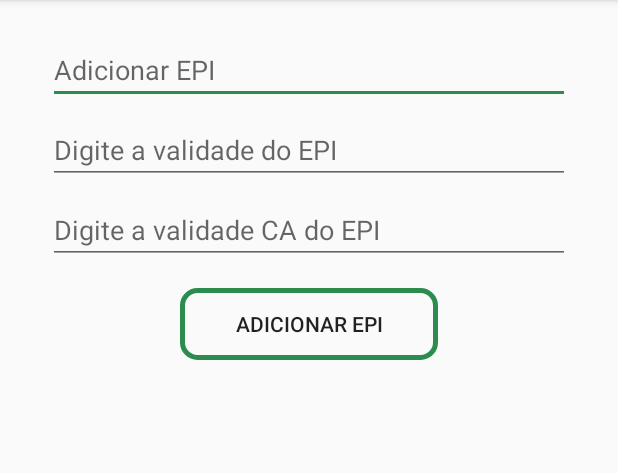
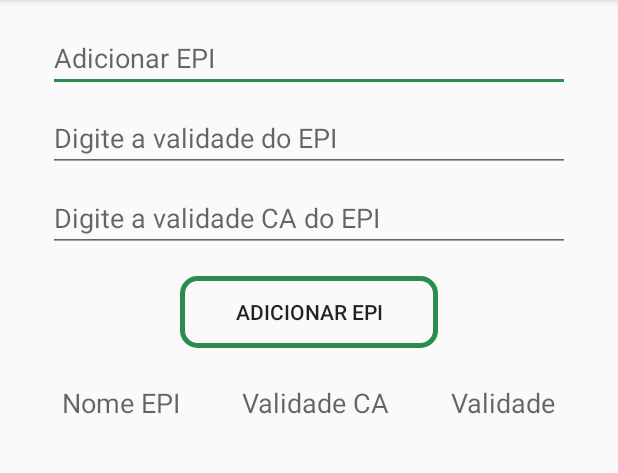
Before and after one commit to n-a-sistemas/ProjetoMobileTST, an Android app: the EpiActivity screen opened directly, with no data from a screen before it, on a phone screen of 412 x 824 dp, the part 84-557 px from its top. Run offline under Robolectric (Android 15) with nearby library versions, the light colour scheme and no system bars; our stand-ins replace Firebase (no records; nobody signed in at launch, a user with empty details on screens opened directly).

Commit message:
99,5% concluído

```diff
--- a/app/src/main/res/layout/activity_epi.xml
+++ b/app/src/main/res/layout/activity_epi.xml
@@ -10,18 +10,17 @@
         android:id="@+id/list_epi"
         android:layout_width="match_parent"
         android:layout_height="0dp"
-        android:layout_marginTop="16dp"
         app:layout_constraintBottom_toBottomOf="parent"
         app:layout_constraintEnd_toEndOf="parent"
         app:layout_constraintStart_toStartOf="parent"
-        app:layout_constraintTop_toBottomOf="@+id/button4" />
+        app:layout_constraintTop_toBottomOf="@+id/textView4" />
 
     <EditText
         android:id="@+id/edit_text_epi_nome"
         android:layout_width="0dp"
         android:layout_height="wrap_content"
         android:layout_marginStart="32dp"
-        android:layout_marginTop="24dp"
+        android:layout_marginTop="16dp"
         android:layout_marginEnd="32dp"
         android:ems="10"
         android:hint="@string/btn_epi"
@@ -73,4 +72,37 @@
         app:layout_constraintStart_toStartOf="parent"
         app:layout_constraintTop_toBottomOf="@+id/edit_text_validadeCA" />
 
+    <TextView
+        android:id="@+id/textView3"
+        android:layout_width="wrap_content"
+        android:layout_height="wrap_content"
+        android:layout_marginTop="24dp"
+        android:text="@string/tv_validade"
+        android:textAppearance="@style/TextAppearance.AppCompat.Medium"
+        app:layout_constraintEnd_toEndOf="parent"
+        app:layout_constraintStart_toEndOf="@+id/textView4"
+        app:layout_constraintTop_toBottomOf="@+id/button4" />
+
+    <TextView
+        android:id="@+id/textView4"
+        android:layout_width="wrap_content"
+        android:layout_height="wrap_content"
+        android:layout_marginTop="24dp"
+        android:text="@string/tv_ca"
+        android:textAppearance="@style/TextAppearance.AppCompat.Medium"
+        app:layout_constraintEnd_toStartOf="@+id/textView3"
+        app:layout_constraintStart_toEndOf="@+id/textView5"
+        app:layout_constraintTop_toBottomOf="@+id/button4" />
+
+    <TextView
+        android:id="@+id/textView5"
+        android:layout_width="wrap_content"
+        android:layout_height="wrap_content"
+        android:layout_marginTop="24dp"
+        android:text="@string/tv_EPI"
+        android:textAppearance="@style/TextAppearance.AppCompat.Medium"
+        app:layout_constraintEnd_toStartOf="@+id/textView4"
+        app:layout_constraintStart_toStartOf="parent"
+        app:layout_constraintTop_toBottomOf="@+id/button4" />
+
 </androidx.constraintlayout.widget.ConstraintLayout>
--- a/app/src/main/res/layout/activity_sair.xml
+++ b/app/src/main/res/layout/activity_sair.xml
@@ -11,6 +11,7 @@
         android:layout_width="wrap_content"
         android:layout_height="wrap_content"
         android:text="@string/tv_expulso"
+        android:textAlignment="center"
         android:textAppearance="@style/TextAppearance.AppCompat.Medium"
         app:layout_constraintBottom_toBottomOf="parent"
         app:layout_constraintEnd_toEndOf="parent"
--- a/app/src/main/res/menu/menu_activity.xml
+++ b/app/src/main/res/menu/menu_activity.xml
@@ -3,5 +3,6 @@
 
     <item
         android:id="@+id/id_sair"
-        android:title="Sair" />
+        android:title="Sair"/>
+
 </menu>
--- a/app/src/main/res/values/strings.xml
+++ b/app/src/main/res/values/strings.xml
@@ -14,4 +14,7 @@
     <string name="check_bonificacao">Bonificação</string>
     <string name="btn_epi">Adicionar EPI</string>
     <string name="btn_fun_epi">EPI</string>
+    <string name="tv_validade">Validade</string>
+    <string name="tv_ca">Validade CA</string>
+    <string name="tv_EPI">Nome EPI</string>
 </resources>
```
Also changed, not shown: app/src/main/res/layout/epi_pequisa.xml (+11 -10 lines).
